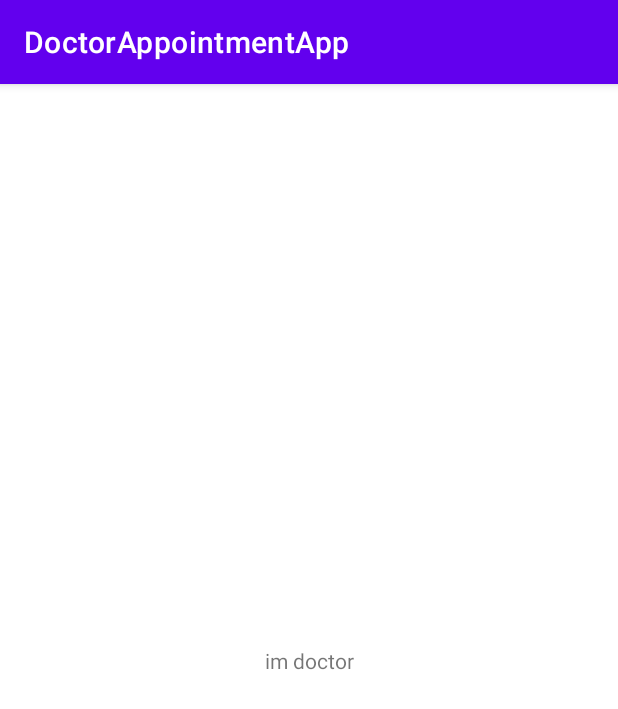
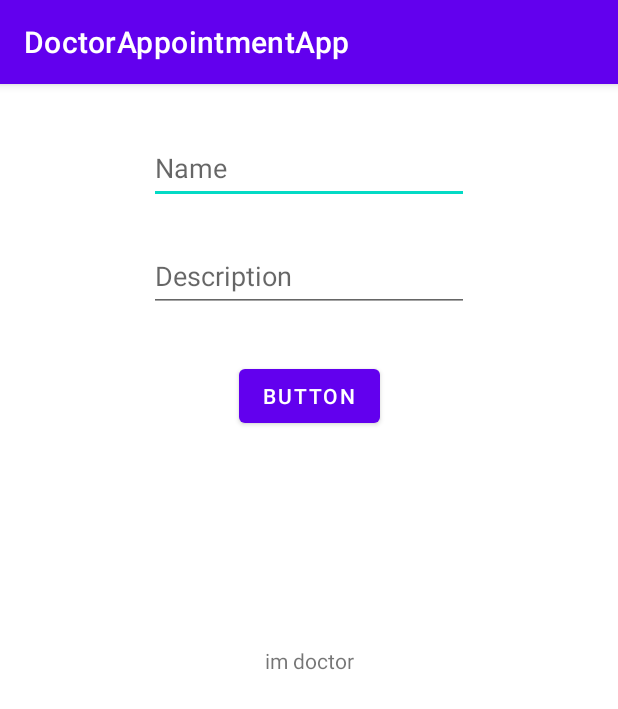
Before and after one commit to aliabb01/DoctorAppointmentApp, an Android app: the Doctor screen opened directly, with no data from a screen before it, on a phone screen of 412 x 824 dp. Shown: the top 709 px of the screen. Run offline under Robolectric (Android 15) with nearby library versions, the phone set to English and light mode, and no system bars.

```diff
--- a/app/src/main/AndroidManifest.xml
+++ b/app/src/main/AndroidManifest.xml
@@ -9,6 +9,9 @@
         android:roundIcon="@mipmap/ic_launcher_round"
         android:supportsRtl="true"
         android:theme="@style/Theme.DoctorAppointmentApp">
+        <activity
+            android:name=".ServicesList"
+            android:exported="true" />
         <activity
             android:name=".UserList"
             android:exported="true" />
--- a/app/src/main/java/ali/app/doctorappointmentapp/Doctor.java
+++ b/app/src/main/java/ali/app/doctorappointmentapp/Doctor.java
@@ -2,13 +2,53 @@ package ali.app.doctorappointmentapp;
 
 import androidx.appcompat.app.AppCompatActivity;
 
+import android.content.Intent;
 import android.os.Bundle;
+import android.view.View;
+import android.widget.Button;
+import android.widget.EditText;
+import android.widget.Toast;
 
 public class Doctor extends AppCompatActivity {
+
+    DBHelper db;
+
+    private Button submitService;
+    private EditText serviceName;
+    private EditText description;
 
     @Override
     protected void onCreate(Bundle savedInstanceState) {
         super.onCreate(savedInstanceState);
         setContentView(R.layout.activity_doctor);
+
+        submitService = findViewById(R.id.submitService);
+        serviceName = findViewById(R.id.serviceName);
+        description = findViewById(R.id.description);
+
+        db = new DBHelper(this);
+
+        submitService.setOnClickListener(new View.OnClickListener() {
+            @Override
+            public void onClick(View view) {
+                String serviceNameLabel = serviceName.getText().toString();
+                String descriptionLabel = description.getText().toString();
+
+                if(serviceNameLabel.equals("") || descriptionLabel.equals("")) {
+                    Toast.makeText(Doctor.this, "Please enter all the fields", Toast.LENGTH_SHORT).show();
+                }
+                else {
+                    // if values are inserted
+                    Boolean insert = db.insertServices(serviceNameLabel, descriptionLabel);
+                    if(insert){
+                        Toast.makeText(Doctor.this, "Added successfully", Toast.LENGTH_SHORT).show();
+                    } else {
+                        Toast.makeText(Doctor.this, "Already added", Toast.LENGTH_SHORT).show();
+                    }
+                }
+            }
+        });
     }
+
+
 }
--- a/app/src/main/res/layout/activity_doctor.xml
+++ b/app/src/main/res/layout/activity_doctor.xml
@@ -15,4 +15,42 @@
         app:layout_constraintEnd_toEndOf="parent"
         app:layout_constraintStart_toStartOf="parent"
         app:layout_constraintTop_toTopOf="parent" />
+
+    <Button
+        android:id="@+id/submitService"
+        android:layout_width="wrap_content"
+        android:layout_height="wrap_content"
+        android:layout_marginTop="32dp"
+        android:text="Button"
+        app:layout_constraintEnd_toEndOf="parent"
+        app:layout_constraintStart_toStartOf="parent"
+        app:layout_constraintTop_toBottomOf="@+id/description" />
+
+    <EditText
+        android:id="@+id/serviceName"
+        android:layout_width="wrap_content"
+        android:layout_height="wrap_content"
+        android:layout_marginTop="32dp"
+        android:ems="10"
+        android:hint="Name"
+        android:inputType="textPersonName"
+        android:minHeight="48dp"
+        app:layout_constraintEnd_toEndOf="parent"
+        app:layout_constraintStart_toStartOf="parent"
+        app:layout_constraintTop_toTopOf="parent"
+        tools:ignore="SpeakableTextPresentCheck" />
+
+    <EditText
+        android:id="@+id/description"
+        android:layout_width="wrap_content"
+        android:layout_height="wrap_content"
+        android:layout_marginTop="24dp"
+        android:ems="10"
+        android:hint="Description"
+        android:inputType="textPersonName"
+        android:minHeight="48dp"
+        app:layout_constraintEnd_toEndOf="parent"
+        app:layout_constraintStart_toStartOf="parent"
+        app:layout_constraintTop_toBottomOf="@+id/serviceName"
+        tools:ignore="SpeakableTextPresentCheck" />
 </androidx.constraintlayout.widget.ConstraintLayout>
```
Also changed, not shown: app/src/main/java/ali/app/doctorappointmentapp/Admin.java (+8 -0 lines), app/src/main/java/ali/app/doctorappointmentapp/DBHelper.java (+32 -1 lines), app/src/main/java/ali/app/doctorappointmentapp/Services.java (added, +27 -0 lines), app/src/main/java/ali/app/doctorappointmentapp/ServicesAdapter.java (added, +71 -0 lines), app/src/main/java/ali/app/doctorappointmentapp/ServicesList.java (added, +37 -0 lines), app/src/main/res/layout/activity_services_list.xml (added, +17 -0 lines), app/src/main/res/layout/service_list_item.xml (added, +27 -0 lines).
